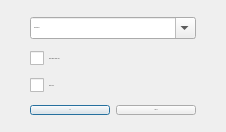
The window that lavape/src/LavaPE_UI/idd_findbynamebox.ui (berkus/lavape) describes before a commit, drawn with Qt 5.
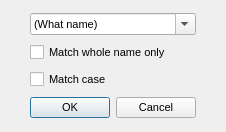
The same window after the commit.

```diff
--- a/lavape/src/LavaPE_UI/idd_findbynamebox.ui
+++ b/lavape/src/LavaPE_UI/idd_findbynamebox.ui
@@ -14,9 +14,9 @@
     </property>
     <property name="font" >
       <font>
-        <family></family>
-        <pointsize>0</pointsize>
-        <weight>0</weight>
+    <family>MS Shell Dlg</family>
+    <pointsize>8</pointsize>
+    <weight>50</weight>
         <italic>false</italic>
         <bold>false</bold>
         <underline>false</underline>
@@ -27,6 +27,12 @@
       <string>Find declaration by name</string>
     </property>
     <layout class="QGridLayout" >
+   <property name="margin" >
+    <number>11</number>
+   </property>
+   <property name="spacing" >
+    <number>6</number>
+   </property>
       <item row="0" column="0" >
         <widget class="QComboBox" name="m_SearchName" >
           <property name="editable" >
@@ -51,6 +57,9 @@
           <property name="margin" >
             <number>0</number>
           </property>
+     <property name="spacing" >
+      <number>6</number>
+     </property>
           <item>
             <widget class="QPushButton" name="PushButton_IDOK1" >
               <property name="sizePolicy" >
```
Left out of the diff: 15 changed lines with no effect on the pictures. Lines whose indentation alone changed are shown as unchanged.
